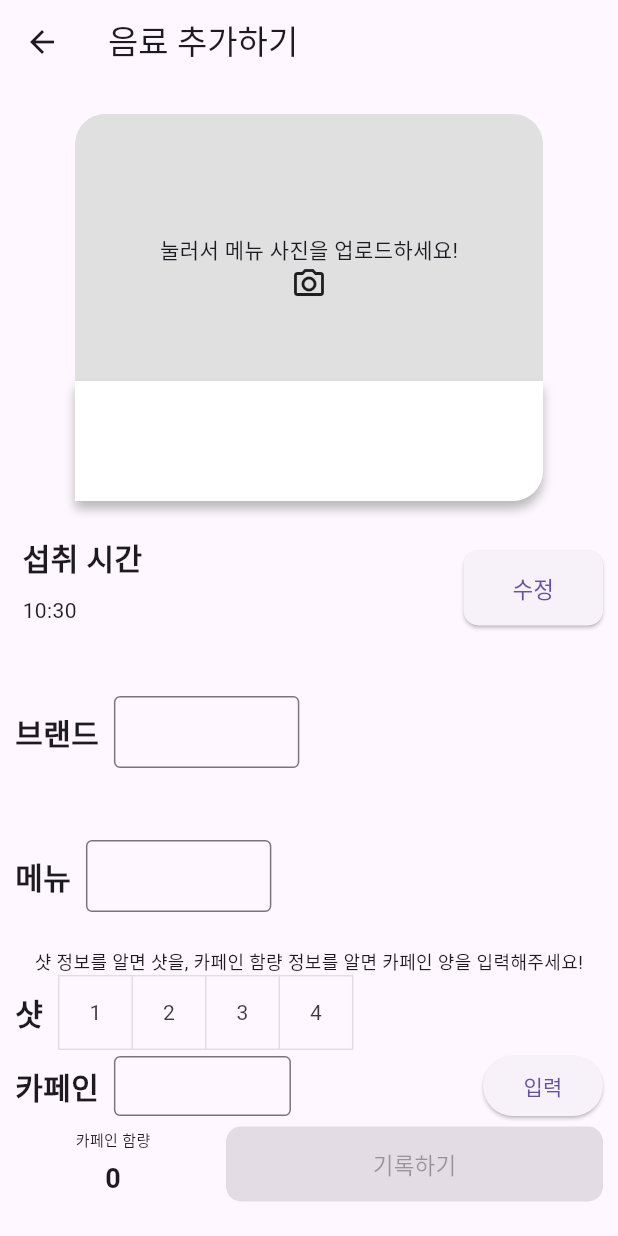
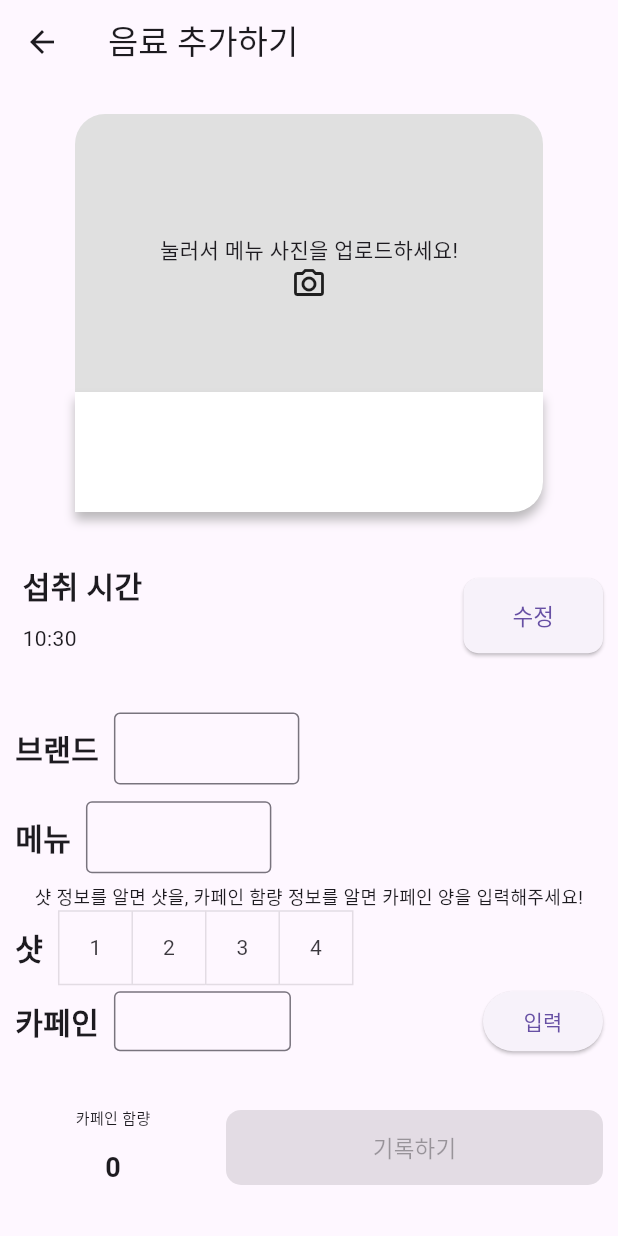
Before and after one commit to CoolCoolCoffee/CoolCoolCoffee, a Flutter app: the GeneralMenuAddPage screen opened directly, on a phone screen of 412 x 824 dp. Run offline on Flutter 3.47's test engine with Material 3 defaults, Android fonts, the phone set to English and light mode, and no system bars; our stand-ins replace analog_clock, cloud_firestore, firebase_auth, firebase_core, firebase_storage, fl_chart and 6 more; missing offline and left inert: dart:js_util, floating_action_bubble, flutter_health_connect, google_mlkit_text_recognition; accounts and stored records are empty.

Commit message:
픽셀 오류 고치기

```diff
--- a/CoolCoolCoffee_FrontEnd/lib/page/menu/general_menu_add_page.dart
+++ b/CoolCoolCoffee_FrontEnd/lib/page/menu/general_menu_add_page.dart
@@ -78,6 +78,7 @@ class _GeneralMenuAddPageState extends State<GeneralMenuAddPage> {
   @override
   Widget build(BuildContext context) {
     return Scaffold(
+      resizeToAvoidBottomInset: false,
       appBar: AppBar(
         leading: IconButton(
           icon: Icon(Icons.arrow_back),
@@ -90,7 +91,7 @@ class _GeneralMenuAddPageState extends State<GeneralMenuAddPage> {
       body: Column(
         children: [
           Expanded(
-              flex: 3,
+              flex: 5,
               child: Container(
                 padding: EdgeInsets.only(top: 20,bottom: 10),
                 child: Stack(
@@ -183,6 +184,7 @@ class _GeneralMenuAddPageState extends State<GeneralMenuAddPage> {
               ),
           ),
           Expanded(
+            flex: 2,
             child: Row(
               children: [
                 Expanded(
@@ -307,6 +309,7 @@ class _GeneralMenuAddPageState extends State<GeneralMenuAddPage> {
             ),
           ),
           Expanded(
+            flex: 1,
             child: Row(
               children: [
                 Container(margin: EdgeInsets.only(left: 10,right: 10),child: Text('브랜드',style: TextStyle(fontSize: 20,fontWeight: FontWeight.bold),),),
@@ -331,6 +334,7 @@ class _GeneralMenuAddPageState extends State<GeneralMenuAddPage> {
             )
           ),
           Expanded(
+            flex: 1,
               child: Row(
                 children: [
                   Container(margin: EdgeInsets.only(left: 10,right: 10),child: Text('메뉴',style: TextStyle(fontSize: 20,fontWeight: FontWeight.bold),),),
@@ -355,6 +359,7 @@ class _GeneralMenuAddPageState extends State<GeneralMenuAddPage> {
               )
           ),
           Expanded(
+            flex: 2,
             child: Column(
               mainAxisAlignment: MainAxisAlignment.center,
               children: [
@@ -436,6 +441,7 @@ class _GeneralMenuAddPageState extends State<GeneralMenuAddPage> {
             ),
           ),
           Expanded(
+            flex: 2,
               child: Container(
                 margin: EdgeInsets.all(10),
                 child: Row(
--- a/CoolCoolCoffee_FrontEnd/lib/page/menu/menu_add_page.dart
+++ b/CoolCoolCoffee_FrontEnd/lib/page/menu/menu_add_page.dart
@@ -98,6 +98,7 @@ class _MenuAddPageState extends State<MenuAddPage> {
   @override
   Widget build(BuildContext context) {
     return Scaffold(
+      resizeToAvoidBottomInset: false,
       appBar: AppBar(
         backgroundColor: Colors.white,
         leading: IconButton(
```
Lines whose indentation alone changed are shown as unchanged.
